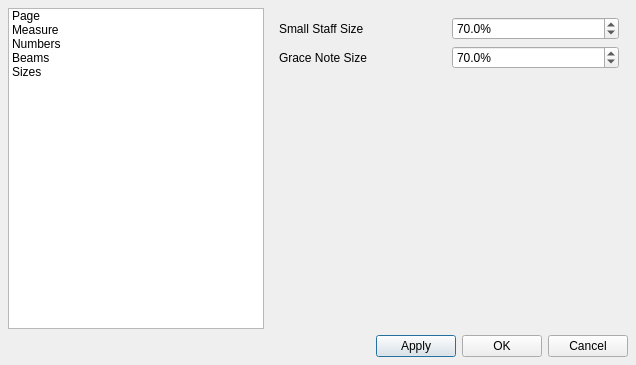
This is mscore/mscore/editstyle.ui in musescore/musescore-old as Qt 5 draws it before an edit. The edited form follows.
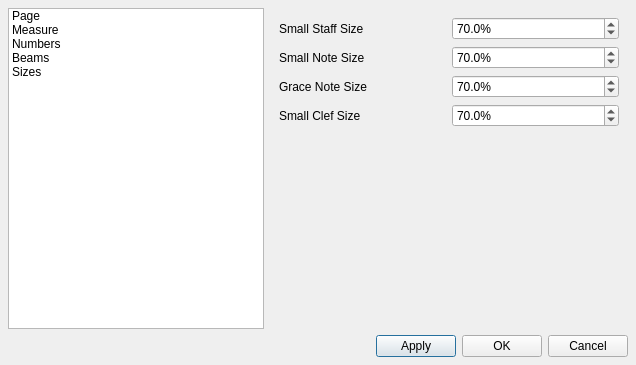
This is the edited form. The open tabs and pages were chosen to show the change.

```diff
--- a/mscore/mscore/editstyle.ui
+++ b/mscore/mscore/editstyle.ui
@@ -813,14 +813,14 @@
          </property>
         </widget>
        </item>
-       <item row="1" column="0" >
+       <item row="2" column="0" >
         <widget class="QLabel" name="label_39" >
          <property name="text" >
           <string>Grace Note Size</string>
          </property>
         </widget>
        </item>
-       <item row="1" column="1" >
+       <item row="2" column="1" >
         <widget class="QDoubleSpinBox" name="graceNoteSize" >
          <property name="suffix" >
           <string>%</string>
@@ -839,7 +839,7 @@
          </property>
         </widget>
        </item>
-       <item row="2" column="0" >
+       <item row="4" column="0" >
         <spacer>
          <property name="orientation" >
           <enum>Qt::Vertical</enum>
@@ -852,6 +852,52 @@
          </property>
         </spacer>
        </item>
+       <item row="1" column="0" >
+        <widget class="QLabel" name="label_44" >
+         <property name="text" >
+          <string>Small Note Size</string>
+         </property>
+        </widget>
+       </item>
+       <item row="1" column="1" >
+        <widget class="QDoubleSpinBox" name="smallNoteSize" >
+         <property name="suffix" >
+          <string>%</string>
+         </property>
+         <property name="decimals" >
+          <number>1</number>
+         </property>
+         <property name="maximum" >
+          <double>200.000000000000000</double>
+         </property>
+         <property name="value" >
+          <double>70.000000000000000</double>
+         </property>
+        </widget>
+       </item>
+       <item row="3" column="0" >
+        <widget class="QLabel" name="label_45" >
+         <property name="text" >
+          <string>Small Clef Size</string>
+         </property>
+        </widget>
+       </item>
+       <item row="3" column="1" >
+        <widget class="QDoubleSpinBox" name="smallClefSize" >
+         <property name="suffix" >
+          <string>%</string>
+         </property>
+         <property name="decimals" >
+          <number>1</number>
+         </property>
+         <property name="maximum" >
+          <double>199.000000000000000</double>
+         </property>
+         <property name="value" >
+          <double>70.000000000000000</double>
+         </property>
+        </widget>
+       </item>
       </layout>
      </widget>
     </widget>
```
Left out of the diff: 2 changed lines with no effect on the pictures.
